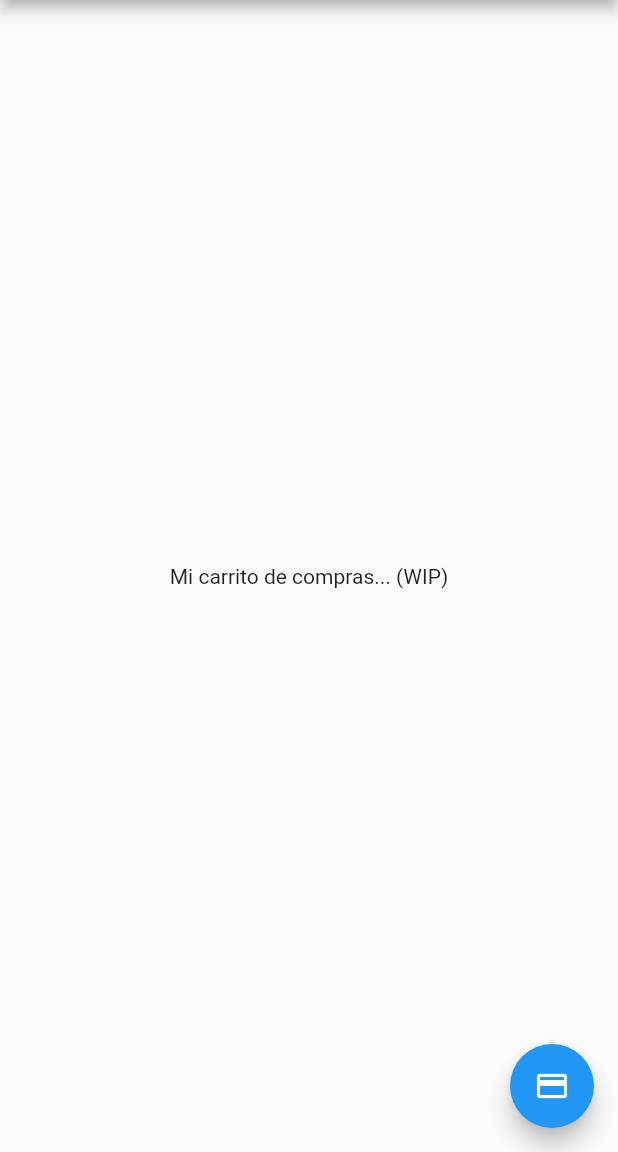
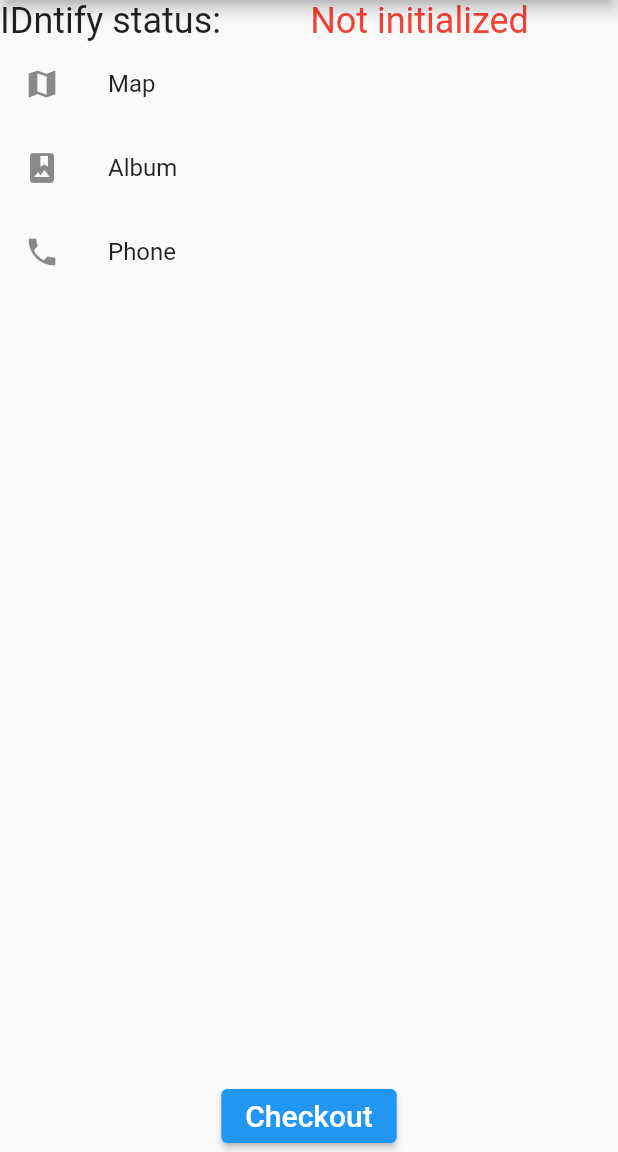
Before and after one commit to Idntify/flutter-sdk, a Flutter app: the screen it shows after launch, on a phone screen of 412 x 824 dp, the part 84-1236 px from its top. Run offline on Flutter 3.47's test engine with Material 2 defaults, Android fonts, the phone set to English and light mode, and no system bars; our stand-ins replace camera, extended_image, image_picker, permission_handler; missing offline and left inert: image_editor.

Commit message:
First stable versio

```diff
--- a/example/lib/main.dart
+++ b/example/lib/main.dart
@@ -41,7 +41,7 @@ class MyHomePage extends StatefulWidget {
 
 class _MyHomePageState extends State<MyHomePage> {
   bool _executeIdntifyProcess = false;
-  bool _IdntifyProcessCompleted = false;
+  bool _idntifyProcessCompleted = false;
 
   @override
   Widget build(BuildContext context) {
@@ -49,35 +49,62 @@ class _MyHomePageState extends State<MyHomePage> {
         appBar: AppBar(
           title: Text(widget.title),
         ),
-      body: !_executeIdntifyProcess
-          ? Center(
-              child: Column(
-                mainAxisAlignment: MainAxisAlignment.center,
+        body: Container(
+            width: double.infinity,
+            child: Column(children: <Widget>[
+              if (!_executeIdntifyProcess) ...{
+                Row(
                   children: <Widget>[
                     Text(
-                    _IdntifyProcessCompleted
-                        ? 'Transacción de IDntify completada'
-                        : 'Mi carrito de compras... (WIP)',
+                      'IDntify status:',
+                      style: TextStyle(fontSize: 24),
                     ),
+                    Expanded(
+                        child: Text(
+                            _idntifyProcessCompleted
+                                ? 'Completed'
+                                : 'Not initialized',
+                            textAlign: TextAlign.center,
+                            style: TextStyle(
+                                fontSize: 24,
+                                color: _idntifyProcessCompleted
+                                    ? Colors.green
+                                    : Colors.red)))
                   ],
                 ),
+                Expanded(
+                    child: ListView(
+                  children: <Widget>[
+                    ListTile(
+                      leading: Icon(Icons.map),
+                      title: Text('Map'),
+                    ),
+                    ListTile(
+                      leading: Icon(Icons.photo_album),
+                      title: Text('Album'),
+                    ),
+                    ListTile(
+                      leading: Icon(Icons.phone),
+                      title: Text('Phone'),
                     )
-          : Idntify(
+                  ],
+                )),
+                ElevatedButton(
+                    onPressed: () =>
+                        setState(() => _executeIdntifyProcess = true),
+                    child: Text('Checkout', style: TextStyle(fontSize: 20)))
+              } else ...{
+                Expanded(
+                    child: Idntify(
                   '<<YOUR API_KEY>>',
                   '<<YOUR ORIGIN>>',
                   cameras,
                   onTransactionFinished: () => setState(() => {
                         _executeIdntifyProcess = false,
-                    _IdntifyProcessCompleted = true
+                        _idntifyProcessCompleted = true
                       }),
-            ),
-      floatingActionButton: !_executeIdntifyProcess
-          ? FloatingActionButton(
-              onPressed: () => setState(() => _executeIdntifyProcess = true),
-              tooltip: 'Checkout',
-              child: Icon(Icons.payment),
-            )
-          : null,
-    );
+                ))
+              }
+            ])));
   }
 }
--- a/lib/src/idntify_widget.dart
+++ b/lib/src/idntify_widget.dart
@@ -78,6 +78,12 @@ class _IdnitfyState extends State<Idntify> {
     super.initState();
 
     _apiService = IdntifyApiService(widget.apiKey, widget.origin);
+  }
+
+  @override
+  void dispose() {
+    _cameraController?.dispose();
+    super.dispose();
   }
 
   // This code needs to be rewritten or refactored
```
Also changed, not shown: 5 other files. Lines whose indentation alone changed are shown as unchanged.
